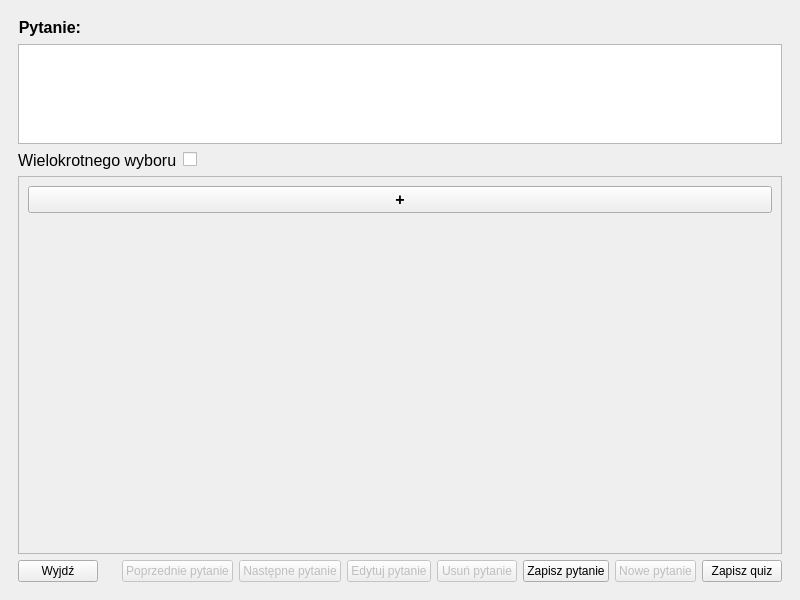
M4tth3wG/Quizer, file quiz_creator_gui.ui: the form before one commit.
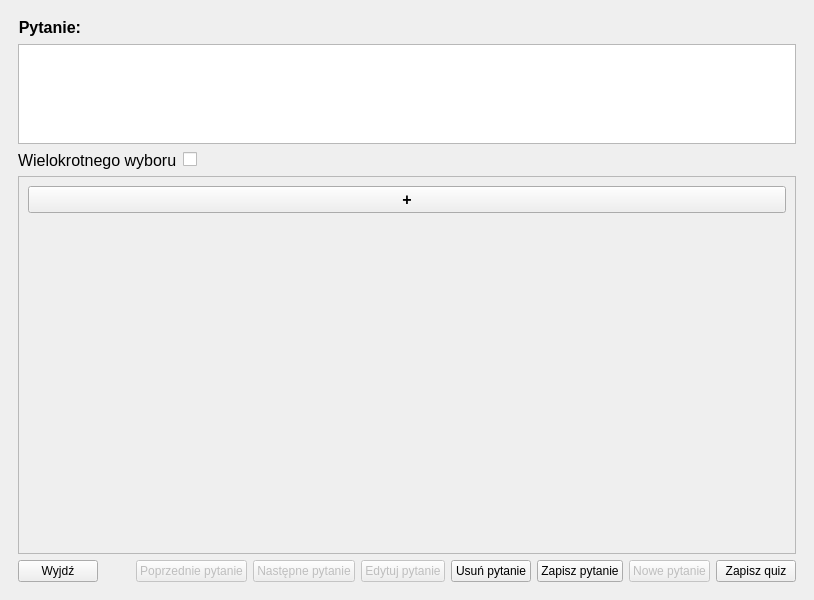
The form after the commit.

Patch:
```diff
--- a/quiz_creator_gui.ui
+++ b/quiz_creator_gui.ui
@@ -6,7 +6,7 @@
    <rect>
     <x>0</x>
     <y>0</y>
-    <width>800</width>
+    <width>814</width>
     <height>600</height>
    </rect>
   </property>
@@ -180,7 +180,7 @@
             <rect>
              <x>0</x>
              <y>0</y>
-             <width>762</width>
+             <width>776</width>
              <height>368</height>
             </rect>
            </property>
@@ -278,7 +278,7 @@
           <item>
            <widget class="QPushButton" name="delete_question_btn">
             <property name="enabled">
-             <bool>false</bool>
+             <bool>true</bool>
             </property>
             <property name="text">
              <string>Usuń pytanie</string>
```
